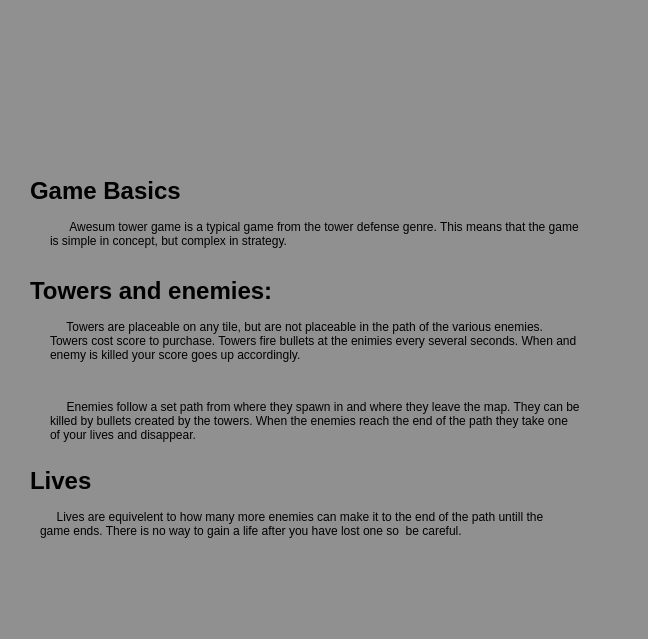
Above: helpform.ui from Carragher/awesum-o before the change. Below: the same form after it.
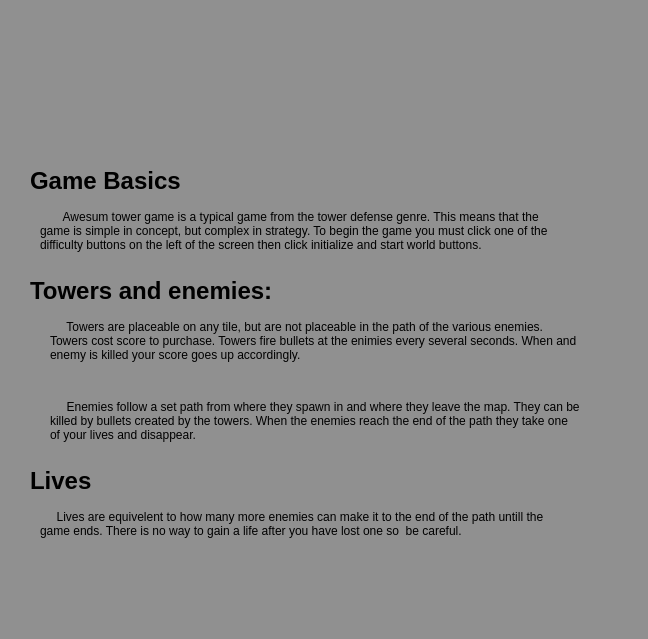
That is the form after the change. Icons and pictures are not drawn.

The edit to the form file:
```diff
--- a/helpform.ui
+++ b/helpform.ui
@@ -39,7 +39,7 @@
    <property name="geometry">
     <rect>
      <x>30</x>
-     <y>180</y>
+     <y>170</y>
      <width>151</width>
      <height>21</height>
     </rect>
@@ -58,14 +58,14 @@
   <widget class="QLabel" name="label_3">
    <property name="geometry">
     <rect>
-     <x>50</x>
-     <y>220</y>
+     <x>40</x>
+     <y>210</y>
      <width>531</width>
-     <height>41</height>
+     <height>71</height>
     </rect>
    </property>
    <property name="text">
-    <string>      Awesum tower game is a typical game from the tower defense genre. This means that the game is simple in concept, but complex in strategy.</string>
+    <string>       Awesum tower game is a typical game from the tower defense genre. This means that the game is simple in concept, but complex in strategy. To begin the game you must click one of the difficulty buttons on the left of the screen then click initialize and start world buttons.</string>
    </property>
    <property name="textFormat">
     <enum>Qt::PlainText</enum>
```
Left out of the diff: 2 changed lines with no effect on the pictures.
